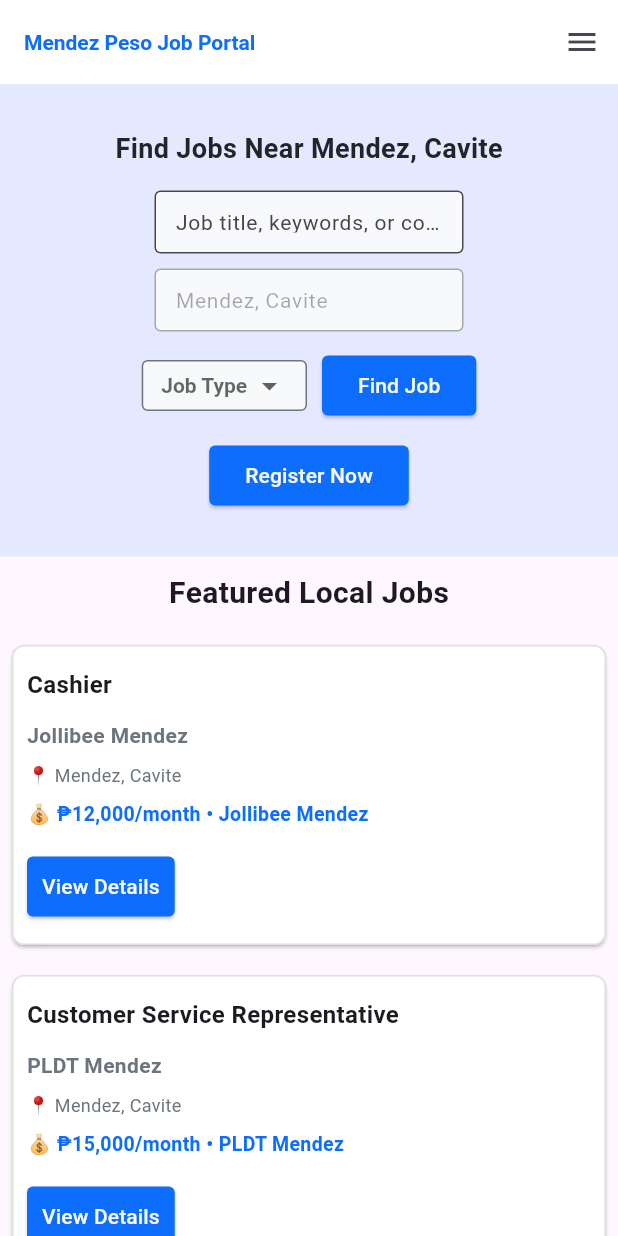
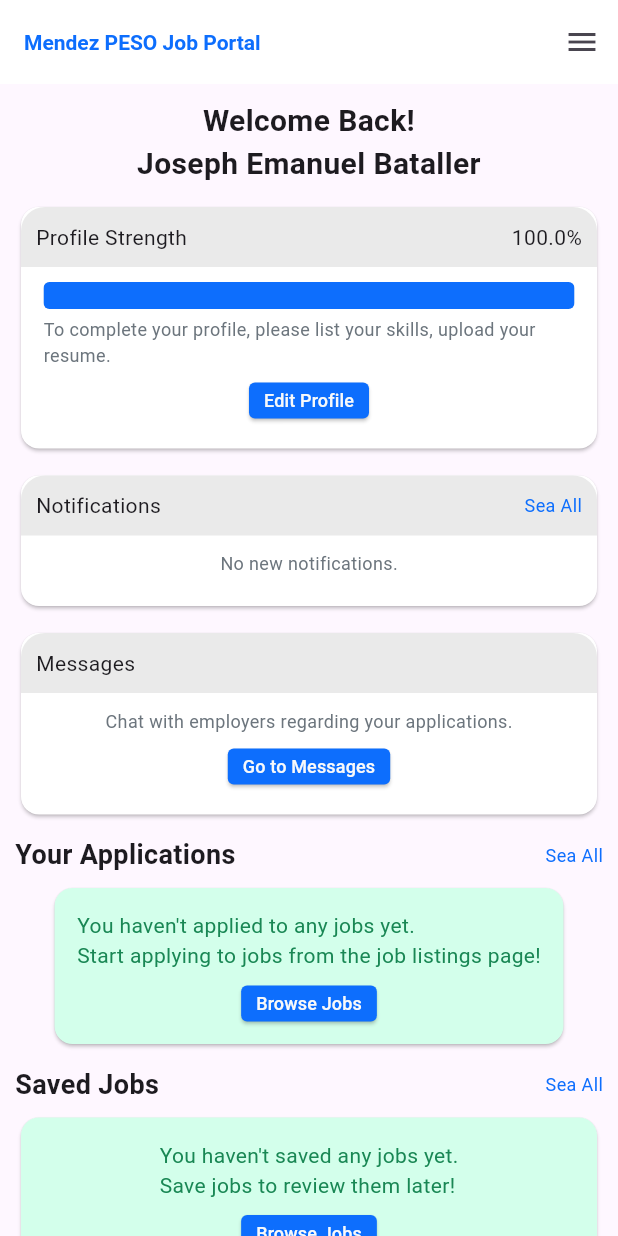
Before and after one commit to Sephsuu/peso-mendez, a Flutter app: the screen it shows after launch, after a tap on "Register Now", on a phone screen of 412 x 824 dp. Run offline on Flutter 3.47's test engine with Material 3 defaults, Android fonts, the phone set to English and light mode, and no system bars; our stand-ins replace date_field, flutter_svg.

Commit message:
added dashboard

```diff
--- a/app/lib/core/components/button.dart
+++ b/app/lib/core/components/button.dart
@@ -1,3 +1,5 @@
+import 'package:app/core/theme/typography.dart';
+import 'package:app/features/dashboard.dart/job_seeker.dart';
 import 'package:app/features/register.dart';
 import 'package:app/main.dart';
 import 'package:flutter/material.dart';
@@ -39,7 +41,7 @@ class HomepageRegisterButton extends StatelessWidget {
         )
       ),
       onPressed: () {
-        print("Pressed");
+        Navigator.push(context, MaterialPageRoute(builder: (context) => JobSeekerDashboard(onNavigate: (page) => globalNavigateTo?.call(page))));
       },
       child: const Text('Register Now'),
     );
@@ -140,3 +142,69 @@ class SignInButton extends StatelessWidget {
     );
   }
 }
+
+class EditProfileButton extends StatelessWidget {
+  @override
+  Widget build(BuildContext context) {
+    return ElevatedButton(
+      style: ElevatedButton.styleFrom(
+        backgroundColor: AppColor.primary,
+        foregroundColor: AppColor.light,
+        padding: const EdgeInsets.symmetric(horizontal: 10.0, vertical: 0.0),
+        tapTargetSize: MaterialTapTargetSize.shrinkWrap,
+        visualDensity: const VisualDensity(vertical: -4),
+        shape: RoundedRectangleBorder(
+          borderRadius: BorderRadius.circular(4)
+        )
+      ),
+      onPressed: () {
+
+      },
+      child: Text('Edit Profile', style: AppText.textXs)
+    );
+  }
+}
+
+class GoToMessagesButton extends StatelessWidget {
+  @override
+  Widget build(BuildContext context) {
+    return ElevatedButton(
+      style: ElevatedButton.styleFrom(
+        backgroundColor: AppColor.primary,
+        foregroundColor: AppColor.light,
+        padding: const EdgeInsets.symmetric(horizontal: 10.0, vertical: 0.0),
+        tapTargetSize: MaterialTapTargetSize.shrinkWrap,
+        visualDensity: const VisualDensity(vertical: -4),
+        shape: RoundedRectangleBorder(
+          borderRadius: BorderRadius.circular(4)
+        )
+      ),
+      onPressed: () {
+
+      },
+      child: Text('Go to Messages', style: AppText.textXs)
+    );
+  }
+}
+
+class BrowseJobsButton extends StatelessWidget {
+  @override
+  Widget build(BuildContext context) {
+    return ElevatedButton(
+      style: ElevatedButton.styleFrom(
+        backgroundColor: AppColor.primary,
+        foregroundColor: AppColor.light,
+        padding: const EdgeInsets.symmetric(horizontal: 10.0, vertical: 0.0),
+        tapTargetSize: MaterialTapTargetSize.shrinkWrap,
+        visualDensity: const VisualDensity(vertical: -4),
+        shape: RoundedRectangleBorder(
+          borderRadius: BorderRadius.circular(4)
+        )
+      ),
+      onPressed: () {
+
+      },
+      child: Text('Browse Jobs', style: AppText.textXs)
+    );
+  }
+}
--- /dev/null
+++ b/app/lib/features/dashboard.dart/job_seeker.dart
@@ -0,0 +1,331 @@
+import 'package:app/core/components/button.dart';
+import 'package:app/core/components/navigation.dart';
+import 'package:app/core/components/offcanvas.dart';
+import 'package:app/core/theme/colors.dart';
+import 'package:app/core/theme/typography.dart';
+import 'package:app/features/register.dart';
+import 'package:app/main.dart';
+import 'package:flutter/material.dart';
+
+class JobSeekerDashboard extends StatelessWidget {
+  final Function(PageType) onNavigate;
+
+  const JobSeekerDashboard({super.key, required this.onNavigate});
+
+  @override
+  Widget build(BuildContext context) {
+    return Scaffold(
+      appBar: AppNavigationBar(title: 'Mendez PESO Job Portal', onMenuPressed: (context) { Scaffold.of(context).openDrawer(); }),
+      endDrawer: const OffcanvasNavigation(),
+      body: SingleChildScrollView(
+        child: Padding(
+          padding: const EdgeInsets.symmetric(horizontal: 10.0),
+            child: Column(
+            children: [
+              const SizedBox(height: 10.0),
+              DashboardHeader(),
+              const SizedBox(height: 10.0),
+              ProfileStrengthCard(),
+              const SizedBox(height: 10.0),
+              const NotificationsCard(),
+              const SizedBox(height: 10.0),
+              const GoToMessagesCard(),
+              const SizedBox(height: 10.0),
+              const YourApplicationsCard(),
+              const SizedBox(height: 10.0),
+              const SavedJobsCard(),
+            ],
+          ),
+        )
+      ),
+    );
+  }
+}
+
+class DashboardHeader extends StatelessWidget {
+  final userName = 'Joseph Emanuel Bataller';
+  @override
+  Widget build(BuildContext context) {
+    return SizedBox(
+      width: double.infinity,
+      child: Text(
+        "Welcome Back!\n$userName",
+        style: AppText.textXl.merge(AppText.fontBold),
+        textAlign: TextAlign.center,
+      ),
+    );
+  }
+}
+
+class ProfileStrengthCard extends StatefulWidget {
+  ProfileStrengthCard({super.key});
+
+  @override
+  _ProfileStrengthCardState createState() => _ProfileStrengthCardState();
+}
+
+class _ProfileStrengthCardState extends State<ProfileStrengthCard> {
+  double progress = 1;
+
+  @override
+  Widget build(BuildContext context) {
+    return SizedBox(
+      width: double.infinity,
+      child: Card(
+        color: Colors.white,
+        child: Column(
+          children: [
+            SizedBox(
+              width: double.infinity,
+              child: Container(
+                padding: const EdgeInsets.all(10.0),
+                decoration: const BoxDecoration(
+                  color: Color.fromARGB(255, 234, 234, 234),
+                  borderRadius: BorderRadius.only(
+                    topLeft: Radius.circular(16.0),
+                    topRight: Radius.circular(16.0),
+                  ),
+                ),
+                child: Row(
+                  mainAxisAlignment: MainAxisAlignment.spaceBetween,
+                  children: [
+                    const Text('Profile Strength'),
+                    Text("${progress * 100}%")
+                  ],
+                ),
+              ),
+            ),
+            const SizedBox(height: 10.0),
+            Padding(
+              padding: const EdgeInsets.symmetric(horizontal: 15.0),
+              child: ClipRRect(
+                borderRadius: BorderRadius.circular(4), // your desired radius
+                child: LinearProgressIndicator(
+                  value: progress,
+                  backgroundColor: Colors.grey[300],
+                  color: AppColor.primary,
+                  minHeight: 18,
+                ),
+              ),
+            ),
+            const SizedBox(height: 5.0),
+            Padding(
+              padding: const EdgeInsets.symmetric(horizontal: 15.0),
+              child: Text('To complete your profile, please list your skills, upload your resume.', style: AppText.textMuted.merge(AppText.textXs)),
+            ),
+            const SizedBox(height: 10.0),
+            EditProfileButton(),
+            const SizedBox(height: 20.0)
+          ],
+        ),
+      ),
+    );
+  }
+}
+
+class NotificationsCard extends StatefulWidget {
+  const NotificationsCard({super.key});
+
+  @override
+  _NotificationsCardState createState() => _NotificationsCardState();
+}
+
+class _NotificationsCardState extends State<NotificationsCard> {
+
+  @override
+  Widget build(BuildContext context) {
+    return SizedBox(
+      width: double.infinity,
+      child: Card(
+        color: Colors.white,
+        child: Column(
+          children: [
+            SizedBox(
+              width: double.infinity,
+              child: Container(
+                padding: const EdgeInsets.all(10.0),
+                decoration: const BoxDecoration(
+                  color: Color.fromARGB(255, 234, 234, 234),
+                  borderRadius: BorderRadius.only(
+                    topLeft: Radius.circular(16.0),
+                    topRight: Radius.circular(16.0),
+                  ),
+                ),
+                child: Row(
+                  mainAxisAlignment: MainAxisAlignment.spaceBetween,
+                  children: [
+                    const Text('Notifications'),
+                    GestureDetector(
+                      child: Text('Sea All', style: AppText.textXs.merge(AppText.textPrimary)),
+                      onTap: () {
+                        Navigator.push(
+                          context,
+                          MaterialPageRoute(
+                            builder: (context) => Register(onNavigate: (page) => globalNavigateTo?.call(page))
+                          ),
+                        );
+                      },
+                    )
+                  ],
+                ),
+              ),
+            ),
+            const SizedBox(height: 10.0),
+            Padding(
+              padding: const EdgeInsets.symmetric(horizontal: 15.0),
+              child: Text('No new notifications.', style: AppText.textMuted.merge(AppText.textXs)),
+            ),
+            const SizedBox(height: 20.0)
+          ],
+        ),
+      ),
+    );
+  }
+}
+
+class GoToMessagesCard extends StatelessWidget {
+  const GoToMessagesCard({super.key});
+
+  @override
+  Widget build(BuildContext context) {
+    return SizedBox(
+      width: double.infinity,
+      child: Card(
+        color: Colors.white,
+        child: Column(
+          children: [
+            SizedBox(
+              width: double.infinity,
+              child: Container(
+                padding: const EdgeInsets.all(10.0),
+                decoration: const BoxDecoration(
+                  color: Color.fromARGB(255, 234, 234, 234),
+                  borderRadius: BorderRadius.only(
+                    topLeft: Radius.circular(16.0),
+                    topRight: Radius.circular(16.0),
+                  ),
+                ),
+                child: const Text('Messages'),
+              ),
+            ),
+            const SizedBox(height: 10.0),
+            Padding(
+              padding: const EdgeInsets.symmetric(horizontal: 15.0),
+              child: Text('Chat with employers regarding your applications.', style: AppText.textMuted.merge(AppText.textXs)),
+            ),
+            const SizedBox(height: 10.0),
+            GoToMessagesButton(),
+            const SizedBox(height: 20.0)
+          ],
+        ),
+      ),
+    );
+  }
+}
+
+class YourApplicationsCard extends StatefulWidget {
+  const YourApplicationsCard({super.key});
+
+  @override
+  _YourApplicationsCardState createState() => _YourApplicationsCardState();
+}
+
+class _YourApplicationsCardState extends State<YourApplicationsCard> {
+
+  @override
+  Widget build(BuildContext context) {
+    return SizedBox(
+      width: double.infinity,
+      child: Column(
+        children: [
+          Row(
+            mainAxisAlignment: MainAxisAlignment.spaceBetween,
+            children: [
+              Text('Your Applications', style: AppText.textLg.merge(AppText.fontSemibold)),
+              GestureDetector(
+                child: Text('Sea All', style: AppText.textXs.merge(AppText.textPrimary)),
+                onTap: () {
+                  Navigator.push(
+                    context,
+                    MaterialPageRoute(
+                      builder: (context) => Register(onNavigate: (page) => globalNavigateTo?.call(page))
+                    ),
+                  );
+                },
+              )
+            ],
+          ),
+          const SizedBox(height: 5.0),
+          Card(
+            color: const Color.fromARGB(255, 211, 255, 235),
+            child: Padding(
+              padding: const EdgeInsets.all(15.0),
+              child: Column(
+                children: [
+                  Text("You haven't applied to any jobs yet.\nStart applying to jobs from the job listings page!", style: AppText.textSuccess),
+                  const SizedBox(height: 10.0),
+                  BrowseJobsButton()
+                ],
+              )
+            ),
+          )
+        ],
+      )
+    );
+  }
+}
+
+class SavedJobsCard extends StatefulWidget {
+  const SavedJobsCard({super.key});
+
+  @override
+  _SavedJobsCardState createState() => _SavedJobsCardState();
+}
+
+class _SavedJobsCardState extends State<SavedJobsCard> {
+
+  @override
+  Widget build(BuildContext context) {
+    return SizedBox(
+      width: double.infinity,
+      child: Column(
+        children: [
+          Row(
+            mainAxisAlignment: MainAxisAlignment.spaceBetween,
+            children: [
+              Text('Saved Jobs', style: AppText.textLg.merge(AppText.fontSemibold)),
+              GestureDetector(
+                child: Text('Sea All', style: AppText.textXs.merge(AppText.textPrimary)),
+                onTap: () {
+                  Navigator.push(
+                    context,
+                    MaterialPageRoute(
+                      builder: (context) => Register(onNavigate: (page) => globalNavigateTo?.call(page))
+                    ),
+                  );
+                },
+              )
+            ],
+          ),
+          const SizedBox(height: 5.0),
+          SizedBox(
+            width: double.infinity,
+            child: Card(
+              color: const Color.fromARGB(255, 211, 255, 235),
+              child: Padding(
+                padding: const EdgeInsets.all(15.0),
+                child: Column(
+                  children: [
+                    Text("You haven't saved any jobs yet.\nSave jobs to review them later!", style: AppText.textSuccess),
+                    const SizedBox(height: 10.0),
+                    BrowseJobsButton()
+                  ],
+                )
+              ),
+            ),
+          )
+        ],
+      )
+    );
+  }
+}
--- a/app/lib/features/forms/personal_information_form.dart
+++ b/app/lib/features/forms/personal_information_form.dart
@@ -2,6 +2,8 @@ import 'package:app/core/components/button.dart';
 import 'package:app/core/components/input.dart';
 import 'package:app/core/components/select.dart';
 import 'package:app/core/theme/typography.dart';
+import 'package:app/features/dashboard.dart/job_seeker.dart';
+import 'package:app/main.dart';
 import 'package:flutter/material.dart';
 import 'package:date_field/date_field.dart';
 
@@ -54,6 +56,12 @@ class _PersonalInformationFormState extends State<PersonalInformationForm> {
     if (_formKey.currentState!.validate()) {
       ScaffoldMessenger.of(context).showSnackBar(
         const SnackBar(content: Text('Processing Data'))
+      );
+      Navigator.push(
+        context,
+        MaterialPageRoute(
+          builder: (context) => JobSeekerDashboard(onNavigate: (page) => globalNavigateTo?.call(page)),
+        ),
       );
     }
   }
--- a/app/lib/features/homepage.dart
+++ b/app/lib/features/homepage.dart
@@ -181,7 +181,7 @@ class _FeaturedJobsState extends State<FeaturedJobs> {
                 const SizedBox(height: 8.0),
                 Text("💰 ${job.salary} • ${job.company}", style: AppText.textPrimary.merge(const TextStyle(fontSize: 13)).merge(AppText.fontSemibold)),
                 const SizedBox(height: 15.0),
-                FeaturedJobsButton(),
+                const FeaturedJobsButton(),
               ],
             ),
           )
--- a/app/lib/main.dart
+++ b/app/lib/main.dart
@@ -34,6 +34,7 @@ enum PageType {
   home,
   register,
   login,
+  jobSeekerDashboard,
 }
 
 typedef NavigateToCallback = void Function(PageType page);
@@ -69,7 +70,8 @@ class _MainScreenState extends State<MainScreen> {
         return Register(onNavigate: _navigateTo);
       case PageType.login:
         return Register(onNavigate: _navigateTo);
-
+      case PageType.jobSeekerDashboard:
+        return Register(onNavigate: _navigateTo);
     }
   }
 
```
Also changed, not shown: app/lib/features/dashboard.dart/employer.dart (added).
